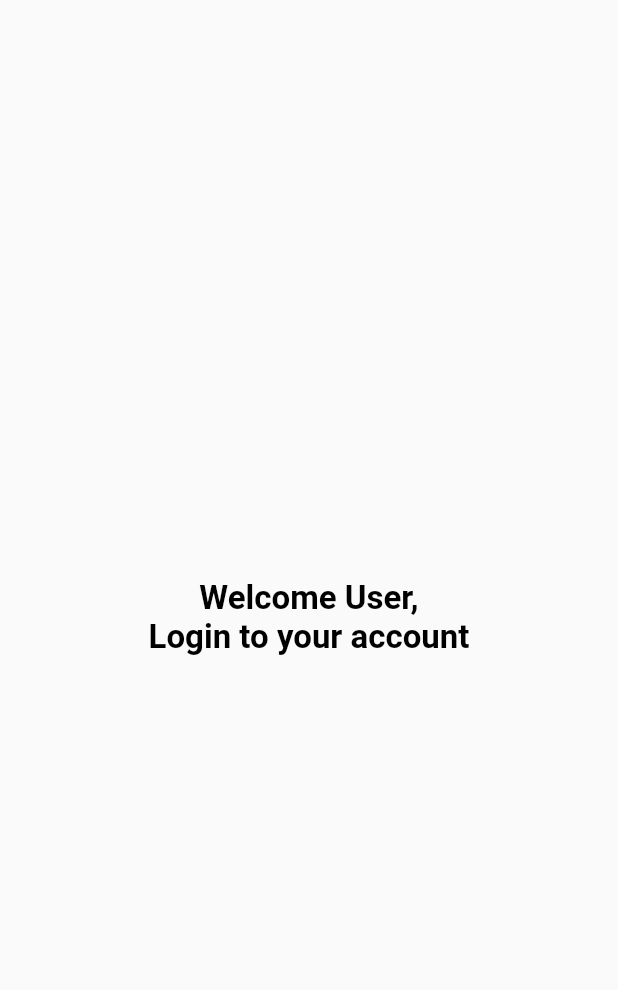
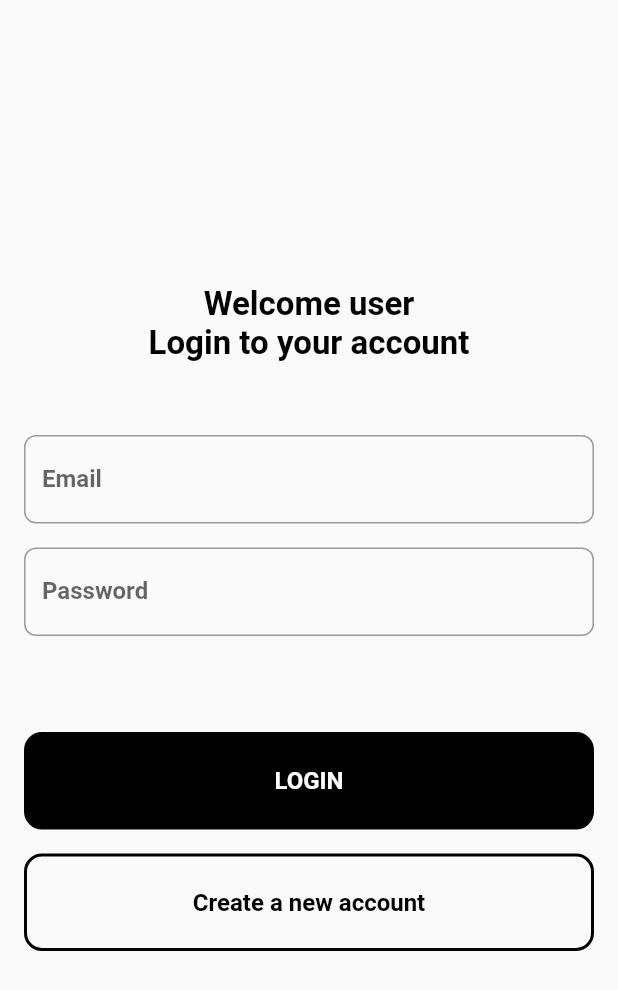
Before and after one commit to VijayGanganapalli/fpo, a Flutter app: the screen it shows after launch, on a phone screen of 412 x 824 dp. Shown: the top 990 px of the screen. Run offline on Flutter 3.47's test engine with Material 2 defaults, Android fonts, the phone set to English and light mode, and no system bars; our stand-ins replace firebase_auth, firebase_core; accounts and stored records are empty.

Commit message:
initial commit

```diff
--- a/lib/screens/landing_screen.dart
+++ b/lib/screens/landing_screen.dart
@@ -1,7 +1,7 @@
 import 'package:firebase_auth/firebase_auth.dart';
 import 'package:firebase_core/firebase_core.dart';
 import 'package:flutter/material.dart';
-import 'package:fpo/util/constants.dart';
+import 'file:///E:/Develop/fpo/lib/util/constants/constants.dart';
 
 import 'home_screen.dart';
 import 'login_screen.dart';
--- a/lib/screens/login_screen.dart
+++ b/lib/screens/login_screen.dart
@@ -1,6 +1,9 @@
-import 'package:flutter/cupertino.dart';
+import 'package:firebase_auth/firebase_auth.dart';
 import 'package:flutter/material.dart';
-import 'package:fpo/util/constants.dart';
+import 'package:fpo/screens/register_screen.dart';
+import 'package:fpo/util/widgets/custom_button.dart';
+import 'file:///E:/Develop/fpo/lib/util/constants/constants.dart';
+import 'package:fpo/util/widgets/custom_input.dart';
 
 class LogInScreen extends StatefulWidget {
   @override
@@ -8,27 +11,155 @@ class LogInScreen extends StatefulWidget {
 }
 
 class _LogInScreenState extends State<LogInScreen> {
+  // Build an alert dialog to display some errors
+  Future<void> _alertDialogBuilder(String error) async {
+    return showDialog(
+      context: context,
+      barrierDismissible: false,
+      builder: (context) {
+        return AlertDialog(
+          title: Text("Error"),
+          content: Container(
+            child: Text(error),
+          ),
+          actions: [
+            FlatButton(
+              child: Text("Close"),
+              onPressed: () {
+                Navigator.pop(context);
+              },
+            )
+          ],
+        );
+      },
+    );
+  }
+
+  // Create a new user account
+  Future<String> _loginAccount() async {
+    try {
+      await FirebaseAuth.instance.signInWithEmailAndPassword(
+          email: _loginEmail, password: _loginPassword);
+      return null;
+    } on FirebaseAuthException catch (e) {
+      if (e.code == 'user-not-found') {
+        return 'No user found for that email.';
+      } else if (e.code == 'wrong-password') {
+        return 'Wrong password provided for that user.';
+      }
+      return e.message;
+    } catch (e) {
+      return e.toString();
+    }
+  }
+
+  // Submit the form method
+  void _submitForm() async {
+    // Set the form to loading state
+    setState(() {
+      _loginFormLoading = true;
+    });
+    // Run the create account method
+    String _loginAccountFeedback = await _loginAccount();
+    // If the string is not null, we will got errors while creating account
+    if (_loginAccountFeedback != null) {
+      _alertDialogBuilder(_loginAccountFeedback);
+      // Set the form to regular state - not loading
+      setState(() {
+        _loginFormLoading = false;
+      });
+    }
+  }
+
+  // Default form loading state
+  bool _loginFormLoading = false;
+
+  // Form input field values
+  String _loginEmail = "";
+  String _loginPassword = "";
+
+  // Focus node for input fields
+  FocusNode _passwordFocusNode;
+
+  @override
+  void initState() {
+    _passwordFocusNode = FocusNode();
+    super.initState();
+  }
+
+  @override
+  void dispose() {
+    _passwordFocusNode.dispose();
+    super.dispose();
+  }
+
   @override
   Widget build(BuildContext context) {
     return SafeArea(
       child: Scaffold(
         body: SingleChildScrollView(
           child: Container(
-            alignment: Alignment.center,
+            padding: EdgeInsets.symmetric(horizontal: 16.0),
             width: MediaQuery.of(context).orientation == Orientation.portrait
                 ? MediaQuery.of(context).size.width
-                : MediaQuery.of(context).size.width / 2,
+                : 450.0,
             height: MediaQuery.of(context).orientation == Orientation.portrait
                 ? MediaQuery.of(context).size.height
-                : MediaQuery.of(context).size.height / 3,
+                : 450.0,
             child: Column(
               mainAxisAlignment: MainAxisAlignment.center,
               children: [
                 Container(
+                  padding: EdgeInsets.only(bottom: 48.0),
                   child: Text(
-                    "Welcome User,\nLogin to your account",
+                    "Welcome user\nLogin to your account",
                     textAlign: TextAlign.center,
                     style: Constants.boldHeading,
+                  ),
+                ),
+                CustomInput(
+                  labelText: "Email",
+                  textInputType: TextInputType.emailAddress,
+                  onSubmitted: (value) {
+                    _passwordFocusNode.requestFocus();
+                  },
+                  textInputAction: TextInputAction.next,
+                ),
+                Padding(
+                  padding: const EdgeInsets.symmetric(vertical: 16.0),
+                  child: CustomInput(
+                    labelText: "Password",
+                    obscureText: true,
+                    focusNode: _passwordFocusNode,
+                    textInputType: TextInputType.text,
+                    onSubmitted: (value) {
+                      _submitForm();
+                    },
+                  ),
+                ),
+                Padding(
+                  padding: const EdgeInsets.only(top: 48.0),
+                  child: CustomButton(
+                    text: "LOGIN",
+                    onPressed: () {
+                      _submitForm();
+                    },
+                    isLoading: _loginFormLoading,
+                  ),
+                ),
+                Padding(
+                  padding: const EdgeInsets.only(top: 16.0),
+                  child: CustomButton(
+                    text: "Create a new account",
+                    outlineButton: true,
+                    onPressed: () {
+                      Navigator.push(
+                        context,
+                        MaterialPageRoute(
+                          builder: (context) => RegisterScreen(),
+                        ),
+                      );
+                    },
                   ),
                 ),
               ],
--- /dev/null
+++ b/lib/util/widgets/custom_button.dart
@@ -0,0 +1,66 @@
+import 'package:flutter/material.dart';
+
+class CustomButton extends StatelessWidget {
+  final String text;
+  final Function onPressed;
+  final bool outlineButton;
+  final bool isLoading;
+
+  const CustomButton({
+    Key key,
+    this.text,
+    this.onPressed,
+    this.outlineButton,
+    this.isLoading,
+  }) : super(key: key);
+
+  @override
+  Widget build(BuildContext context) {
+    bool _outlineButton = outlineButton ?? false;
+    bool _isLoading = isLoading ?? false;
+
+    return GestureDetector(
+      onTap: onPressed,
+      child: Container(
+        height: 65.0,
+        decoration: BoxDecoration(
+          color: _outlineButton ? Colors.transparent : Colors.black,
+          border: Border.all(
+            color: Colors.black,
+            width: 2.0,
+          ),
+          borderRadius: BorderRadius.circular(12.0),
+        ),
+        child: Stack(
+          children: [
+            Visibility(
+              visible: _isLoading ? false : true,
+              child: Center(
+                child: Text(
+                  text ?? "Text",
+                  style: TextStyle(
+                    fontSize: 16.0,
+                    fontWeight: FontWeight.w600,
+                    color: _outlineButton ? Colors.black : Colors.white,
+                  ),
+                ),
+              ),
+            ),
+            Visibility(
+              visible: _isLoading,
+              child: Center(
+                child: SizedBox(
+                  height: 30.0,
+                  width: 30.0,
+                  child: CircularProgressIndicator(
+                      //backgroundColor: Colors.white,
+                      ),
+                ),
+              ),
+            ),
+          ],
+        ),
+      ),
+    );
+  }
+}
--- /dev/null
+++ b/lib/util/widgets/custom_input.dart
@@ -0,0 +1,44 @@
+import 'package:flutter/material.dart';
+import 'package:fpo/util/constants/constants.dart';
+
+class CustomInput extends StatelessWidget {
+  final String labelText;
+  final TextInputType textInputType;
+  final bool obscureText;
+  final Function(String) onChanged;
+  final Function(String) onSubmitted;
+  final FocusNode focusNode;
+  final TextInputAction textInputAction;
+
+  const CustomInput(
+      {Key key,
+      this.labelText,
+      this.textInputType,
+      this.obscureText,
+      this.onChanged,
+      this.onSubmitted,
+      this.focusNode,
+      this.textInputAction})
+      : super(key: key);
+
+  @override
+  Widget build(BuildContext context) {
+    bool _obscureText = obscureText ?? false;
+
+    return TextField(
+      obscureText: _obscureText,
+      keyboardType: textInputType,
+      focusNode: focusNode,
+      onChanged: onChanged,
+      onSubmitted: onSubmitted,
+      textInputAction: textInputAction,
+      decoration: InputDecoration(
+        labelText: labelText,
+        border: OutlineInputBorder(
+          borderRadius: BorderRadius.circular(8.0),
+        ),
+      ),
+      style: Constants.regularDarkText,
+    );
+  }
+}
```
Also changed, not shown: lib/screens/register_screen.dart (added, +176 -0 lines), lib/util/constants/constants.dart (renamed from lib/util/constants.dart).
